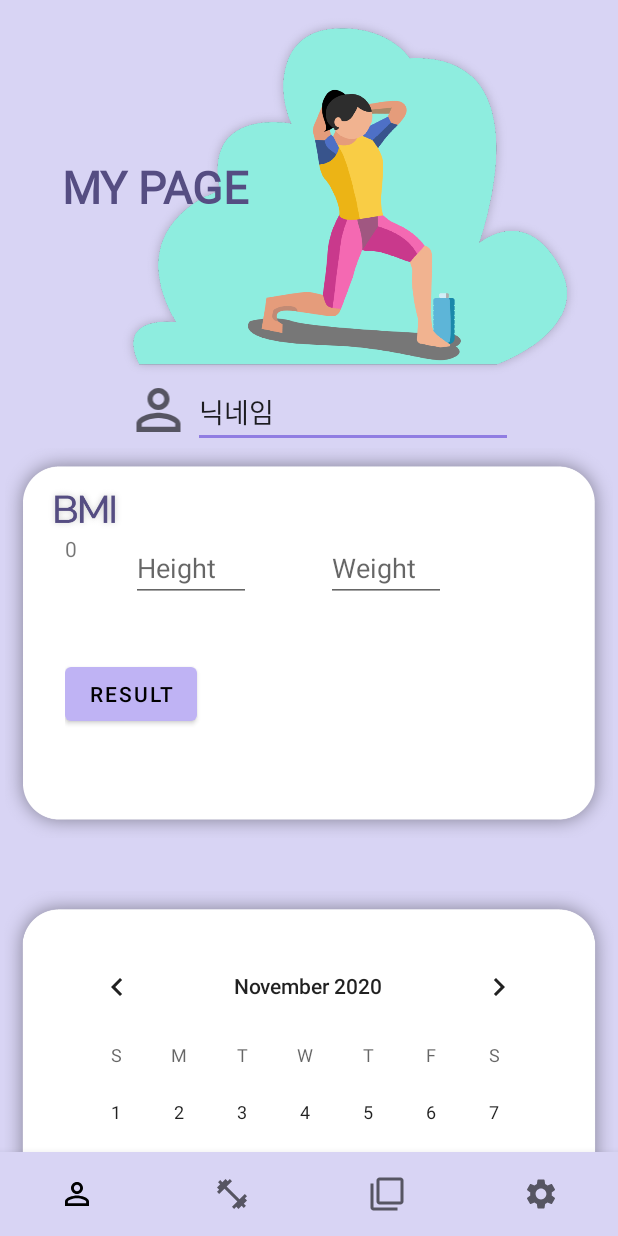
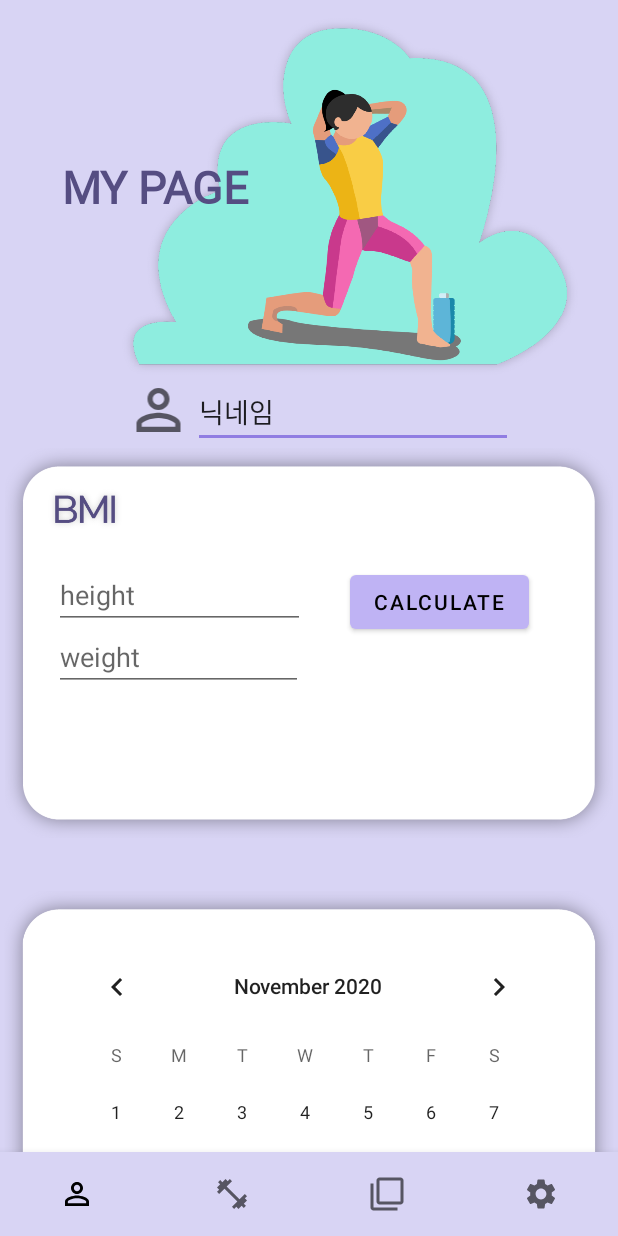
Before and after one commit to asimuleo/android_Pieooreum, an Android app: the screen it shows after launch (MainActivity), on a phone screen of 412 x 824 dp. Run offline under Robolectric (Android 15) with nearby library versions, the phone set to English and light mode, and no system bars; our stand-ins replace navigation-ui.

```diff
--- a/app/src/main/res/layout/mypage_fragment.xml
+++ b/app/src/main/res/layout/mypage_fragment.xml
@@ -21,7 +21,6 @@
                 android:layout_height="match_parent"
                 android:background="@color/colorPrimary">
 
-
                 <ImageView
                     android:id="@+id/box1"
                     android:layout_width="wrap_content"
@@ -33,51 +32,68 @@
                     app:layout_constraintTop_toBottomOf="@+id/editTextTextPersonName2"
                     app:srcCompat="@drawable/bmi4" />
 
-                <RelativeLayout
-                    android:layout_width="348dp"
-                    android:layout_height="154dp"
-                    android:layout_marginTop="46dp"
-                    android:layout_marginBottom="61dp"
-                    android:paddingLeft="@dimen/margin_default"
-                    android:paddingTop="@dimen/margin_default"
-                    android:paddingRight="@dimen/margin_default"
-                    android:paddingBottom="@dimen/margin_default"
+                <AutoCompleteTextView
+                    android:id="@+id/txt_height"
+                    android:layout_width="167dp"
+                    android:layout_height="42dp"
+                    android:digits="0123456789.,"
+                    android:ems="10"
+                    android:hint="height"
+                    android:inputType="numberDecimal"
+                    android:maxLines="1"
+                    android:singleLine="true"
+                    app:layout_constraintBottom_toBottomOf="@+id/box1"
+                    app:layout_constraintEnd_toEndOf="parent"
+                    app:layout_constraintHorizontal_bias="0.147"
+                    app:layout_constraintStart_toStartOf="parent"
+                    app:layout_constraintTop_toTopOf="@+id/box1"
+                    app:layout_constraintVertical_bias="0.36" />
+
+                <AutoCompleteTextView
+                    android:id="@+id/txt_weight"
+                    android:layout_width="166dp"
+                    android:layout_height="42dp"
+                    android:layout_marginBottom="109dp"
+                    android:ems="10"
+                    android:hint="weight"
+                    android:inputType="numberDecimal"
+                    android:maxLines="1"
+                    android:singleLine="true"
+                    app:layout_constraintBottom_toBottomOf="@+id/box1"
+                    app:layout_constraintEnd_toEndOf="@+id/txt_height"
+                    app:layout_constraintHorizontal_bias="0.0"
+                    app:layout_constraintStart_toStartOf="@+id/txt_height"
+                    app:layout_constraintTop_toBottomOf="@+id/txt_height"
+                    app:layout_constraintVertical_bias="0.094" />
+
+                <TextView
+                    android:id="@+id/txt_result_bmi"
+                    android:layout_width="wrap_content"
+                    android:layout_height="wrap_content"
+                    android:layout_marginStart="8dp"
+                    android:layout_marginEnd="8dp"
+                    android:layout_marginBottom="52dp"
+                    android:textSize="20sp"
+                    app:layout_constraintBottom_toBottomOf="@+id/box1"
+                    app:layout_constraintEnd_toEndOf="parent"
+                    app:layout_constraintHorizontal_bias="0.085"
+                    app:layout_constraintStart_toStartOf="parent"
+                    app:layout_constraintTop_toBottomOf="@+id/txt_weight"
+                    app:layout_constraintVertical_bias="0.95"
+                    tools:text="BMI: 20" />
+
+                <Button
+                    android:id="@+id/calc_btn"
+                    android:layout_width="wrap_content"
+                    android:layout_height="wrap_content"
+                    android:elevation="5dp"
+                    android:text="@string/cal_button"
                     app:layout_constraintBottom_toBottomOf="@+id/box1"
                     app:layout_constraintEnd_toEndOf="@+id/box1"
-                    app:layout_constraintStart_toStartOf="parent"
-                    app:layout_constraintTop_toTopOf="@+id/box1">
-
-                    <TextView
-                        android:id="@+id/textView1"
-                        android:layout_width="wrap_content"
-                        android:layout_height="wrap_content"
-                        android:text="0" />
-
-                    <EditText
-                        android:id="@+id/editText1"
-                        android:layout_width="80dp"
-                        android:layout_height="wrap_content"
-                        android:layout_marginStart="36dp"
-                        android:layout_toEndOf="@+id/textView1"
-                        android:hint="Height"
-                        android:textColor="@color/colorPrimaryDark" />
-
-                    <EditText
-                        android:id="@+id/editText2"
-                        android:layout_width="80dp"
-                        android:layout_height="wrap_content"
-                        android:layout_marginStart="50dp"
-                        android:layout_toEndOf="@+id/editText1"
-                        android:hint="Weight" />
-
-                    <Button
-                        android:layout_width="wrap_content"
-                        android:layout_height="wrap_content"
-                        android:layout_below="@+id/editText1"
-                        android:layout_marginTop="37dp"
-                        android:onClick="onBtnResult"
-                        android:text="Result" />
-                </RelativeLayout>
+                    app:layout_constraintHorizontal_bias="0.337"
+                    app:layout_constraintStart_toEndOf="@+id/txt_height"
+                    app:layout_constraintTop_toTopOf="@+id/box1"
+                    app:layout_constraintVertical_bias="0.37" />
 
                 <EditText
                     android:id="@+id/editTextTextPersonName2"
--- a/app/src/main/res/values/strings.xml
+++ b/app/src/main/res/values/strings.xml
@@ -31,4 +31,5 @@
     <string name="start">Start</string>
     <string name="clear">Clear</string>
     <string name="add">Add</string>
+    <string name="cal_button">calculate</string>
 </resources>
```
